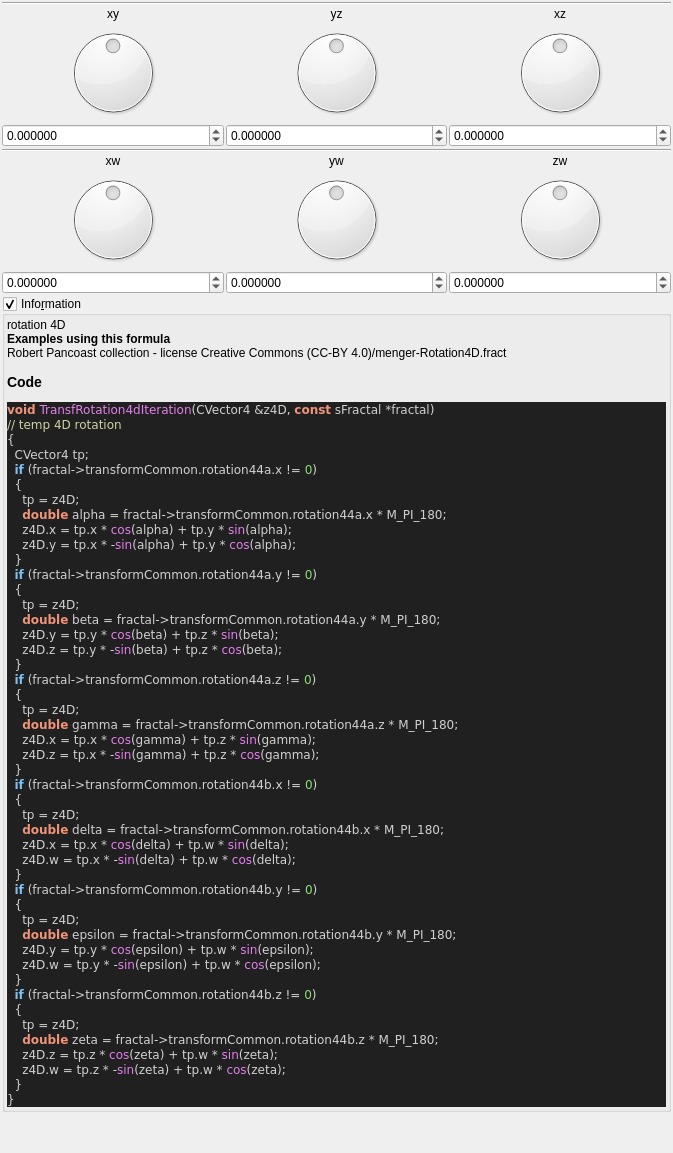
Old version of the form mandelbulber2/formula/ui/fractal_transf_rotation4d.ui in the repository buddhi1980/mandelbulber2.
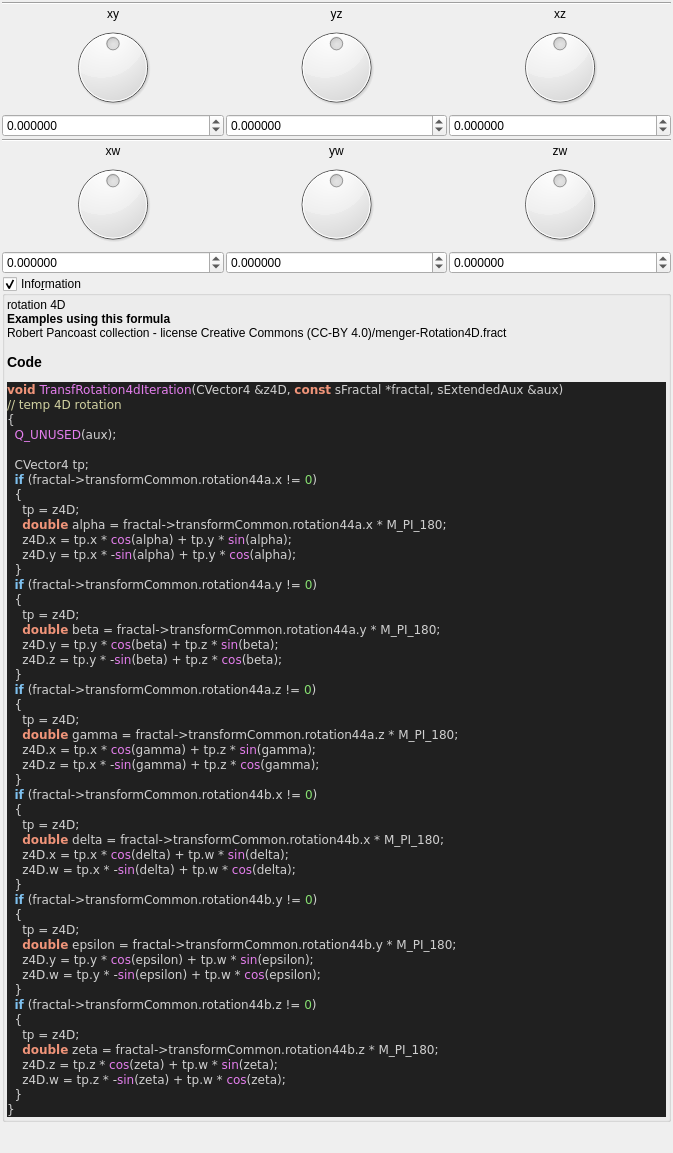
New version of the form. Custom widgets are drawn as their Qt base class.

What changed in the file:
```diff
--- a/mandelbulber2/formula/ui/fractal_transf_rotation4d.ui
+++ b/mandelbulber2/formula/ui/fractal_transf_rotation4d.ui
@@ -397,9 +397,11 @@
 &lt;/table&gt;
 &lt;br&gt;&lt;b&gt;Examples using this formula&lt;/b&gt;&lt;br&gt;Robert Pancoast collection - license Creative Commons (CC-BY 4.0)/menger-Rotation4D.fract&lt;h3&gt;Code&lt;/h3&gt;
 &lt;body style=&quot;background-color:#202020&quot;&gt;
-&lt;pre style=&quot;color:#d0d0d0; background-color:#202020;  font-family:'Courier New',monospace;&quot;&gt;&lt;span style=&quot;color:#f09479; font-weight:bold&quot;&gt;void&lt;/span&gt; &lt;span style=&quot;color:#e47eed&quot;&gt;TransfRotation4dIteration&lt;/span&gt;&lt;span style=&quot;color:#d0d0d0&quot;&gt;(&lt;/span&gt;CVector4 &lt;span style=&quot;color:#d0d0d0&quot;&gt;&amp;amp;&lt;/span&gt;z4D&lt;span style=&quot;color:#d0d0d0&quot;&gt;,&lt;/span&gt; &lt;span style=&quot;color:#f09479; font-weight:bold&quot;&gt;const&lt;/span&gt; sFractal &lt;span style=&quot;color:#d0d0d0&quot;&gt;*&lt;/span&gt;fractal&lt;span style=&quot;color:#d0d0d0&quot;&gt;)&lt;/span&gt;
+&lt;pre style=&quot;color:#d0d0d0; background-color:#202020;  font-family:'Courier New',monospace;&quot;&gt;&lt;span style=&quot;color:#f09479; font-weight:bold&quot;&gt;void&lt;/span&gt; &lt;span style=&quot;color:#e47eed&quot;&gt;TransfRotation4dIteration&lt;/span&gt;&lt;span style=&quot;color:#d0d0d0&quot;&gt;(&lt;/span&gt;CVector4 &lt;span style=&quot;color:#d0d0d0&quot;&gt;&amp;amp;&lt;/span&gt;z4D&lt;span style=&quot;color:#d0d0d0&quot;&gt;,&lt;/span&gt; &lt;span style=&quot;color:#f09479; font-weight:bold&quot;&gt;const&lt;/span&gt; sFractal &lt;span style=&quot;color:#d0d0d0&quot;&gt;*&lt;/span&gt;fractal&lt;span style=&quot;color:#d0d0d0&quot;&gt;,&lt;/span&gt; sExtendedAux &lt;span style=&quot;color:#d0d0d0&quot;&gt;&amp;amp;&lt;/span&gt;aux&lt;span style=&quot;color:#d0d0d0&quot;&gt;)&lt;/span&gt;
 &lt;span style=&quot;color:#d0d0a0&quot;&gt;// temp 4D rotation&lt;/span&gt;
 &lt;span style=&quot;color:#d0d0d0&quot;&gt;{&lt;/span&gt;
+  &lt;span style=&quot;color:#e47eed&quot;&gt;Q_UNUSED&lt;/span&gt;&lt;span style=&quot;color:#d0d0d0&quot;&gt;(&lt;/span&gt;aux&lt;span style=&quot;color:#d0d0d0&quot;&gt;);&lt;/span&gt;
+
   CVector4 tp&lt;span style=&quot;color:#d0d0d0&quot;&gt;;&lt;/span&gt;
   &lt;span style=&quot;color:#7ec0ee; font-weight:bold&quot;&gt;if&lt;/span&gt; &lt;span style=&quot;color:#d0d0d0&quot;&gt;(&lt;/span&gt;fractal&lt;span style=&quot;color:#d0d0d0&quot;&gt;-&amp;gt;&lt;/span&gt;transformCommon&lt;span style=&quot;color:#d0d0d0&quot;&gt;.&lt;/span&gt;rotation44a&lt;span style=&quot;color:#d0d0d0&quot;&gt;.&lt;/span&gt;x &lt;span style=&quot;color:#d0d0d0&quot;&gt;!=&lt;/span&gt; &lt;span style=&quot;color:#87df71&quot;&gt;0&lt;/span&gt;&lt;span style=&quot;color:#d0d0d0&quot;&gt;)&lt;/span&gt;
   &lt;span style=&quot;color:#d0d0d0&quot;&gt;{&lt;/span&gt;
```
